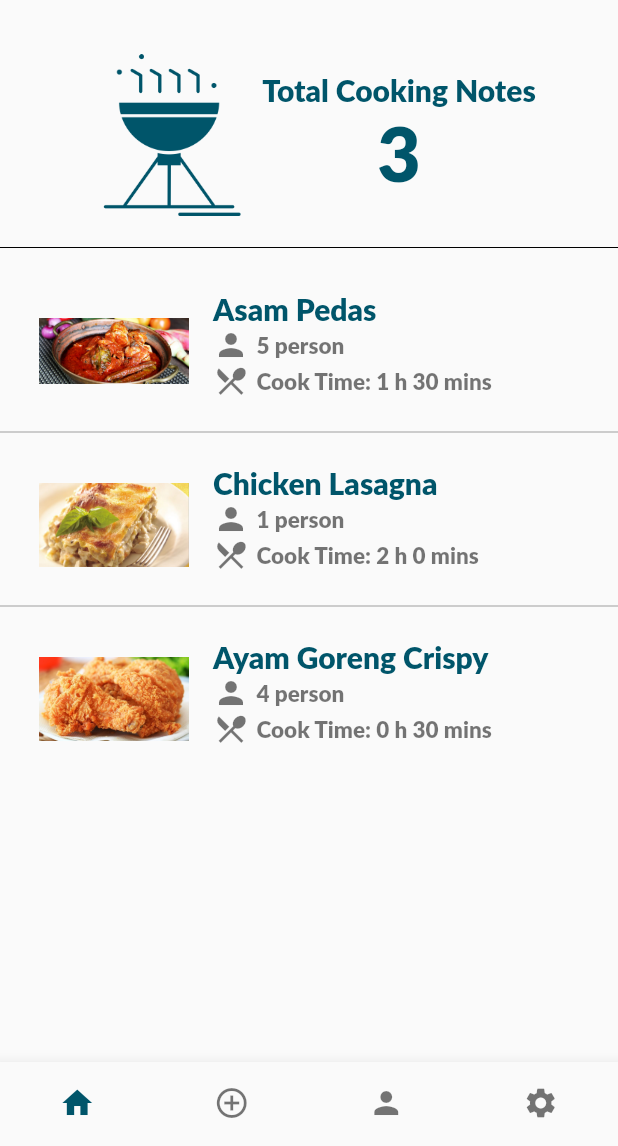
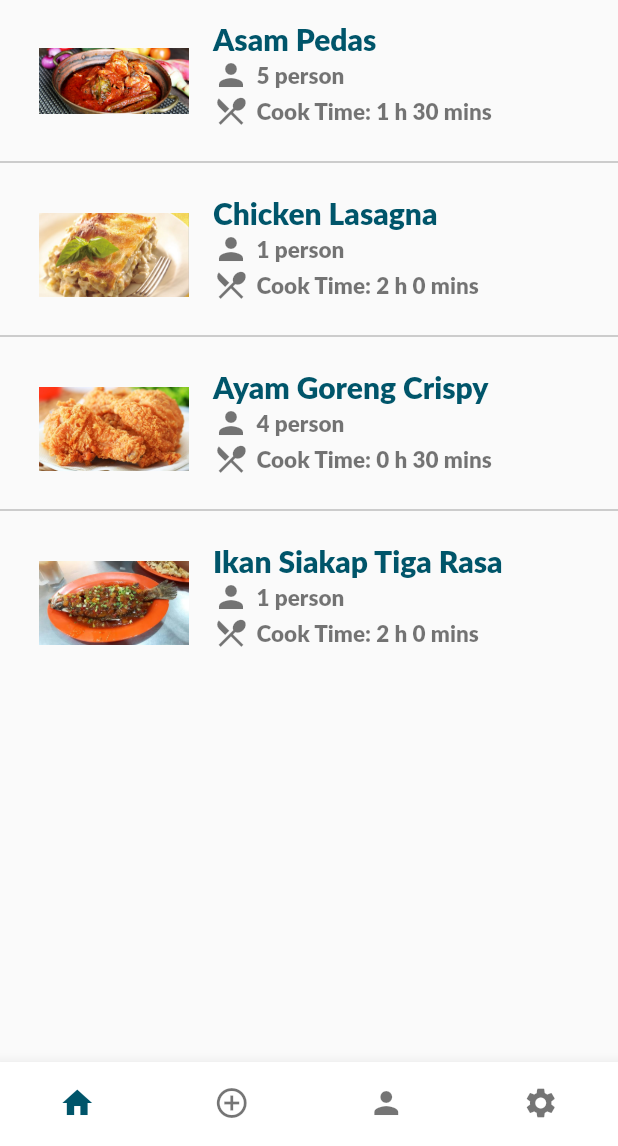
Before and after one commit to Umair-git99/cooknotes, a Flutter app: the RecipeListScreen screen opened directly with sample values from the repository, on a phone screen of 412 x 824 dp, the part 90-1236 px from its top. Run offline on Flutter 3.47's test engine with Material 2 defaults, Android fonts, the phone set to English and light mode, and no system bars; our stand-ins replace animated_splash_screen, image_picker, page_transition; missing offline and left inert: grouped_buttons.

Commit message:
done routing for module 1 and module 3

```diff
--- a/lib/models/mock_user.dart
+++ b/lib/models/mock_user.dart
@@ -51,6 +51,16 @@ List<User> mockData = [
             numPerson: 4,
             ingredients: "ayam\nbawang\ntepung",
             instruction: 'masak sampai sedap'),
+        Recipe(
+            foodName: "Ikan Siakap Tiga Rasa",
+            image: 'assets/siakap.jpg',
+            prepHours: 0,
+            prepMins: 40,
+            cookHours: 2,
+            cookMins: 0,
+            numPerson: 1,
+            ingredients: 'ikan\nsos\ntepung jagung',
+            instruction: 'masak sampai sedap ye!'),
       ]),
   User(
       username: 'chefsyam',
--- a/lib/screen/constants.dart
+++ b/lib/screen/constants.dart
@@ -7,11 +7,11 @@ const String editProfileRoute = '/editprofile';
 const String profileRoute = '/profile';
 const String createRecipeRoute = '/createrecipe';
 const String recipeListRoute = '/recipelist';
-const String editRecipeRoute = '/editrecipe';
+const String updateRecipeRoute = '/updaterecipe';
 const String displayRecipeRoute = '/displayrecipe';
 const String createArticleRoute = '/createarticle';
 const String articleListRoute = '/articlelist';
-const String editArticleRoute = '/editarticle';
+const String updateArticleRoute = '/updatearticle';
 const String displayArticleRoute = '/displayarticle';
 const String logoutRoute = '/logout';
 const String splashRoute = '/splash';
--- a/lib/screen/plusbutton_screen.dart
+++ b/lib/screen/plusbutton_screen.dart
@@ -142,8 +142,8 @@ class _PlusButtonScreenState extends State<PlusButtonScreen> {
       setState(() {
         _pageIndex = 1;
       });
-      Navigator.pushReplacementNamed(context, plusRoute,
-          arguments: widget.user);
+      //Navigator.pushReplacementNamed(context, plusRoute,
+      //  arguments: widget.user);
     } else if (index == 2) {
       setState(() {
         _pageIndex = 2;
--- a/lib/screen/recipelist_screen.dart
+++ b/lib/screen/recipelist_screen.dart
@@ -1,5 +1,8 @@
+import 'package:cooknotes/models/recipe.dart';
 import 'package:cooknotes/models/user.dart';
 import 'package:flutter/material.dart';
+
+import 'constants.dart';
 
 class RecipeListScreen extends StatefulWidget {
   final User user;
@@ -11,6 +14,8 @@ class RecipeListScreen extends StatefulWidget {
 }
 
 class _RecipeListScreenState extends State<RecipeListScreen> {
+  int _pageIndex = 0;
+
   @override
   Widget build(BuildContext context) {
     return Scaffold(
@@ -32,7 +37,10 @@ class _RecipeListScreenState extends State<RecipeListScreen> {
           actions: <Widget>[
             FlatButton(
               textColor: Colors.black,
-              onPressed: () {},
+              onPressed: () {
+                Navigator.pushNamedAndRemoveUntil(
+                    context, logoutRoute, (_) => false);
+              },
               child: Text("Logout",
                   style: TextStyle(
                       fontSize: 15.0,
@@ -45,38 +53,10 @@ class _RecipeListScreenState extends State<RecipeListScreen> {
         ),
       ),
       body: SingleChildScrollView(
-        child: new Container(
-          child: new Column(
-            crossAxisAlignment: CrossAxisAlignment.stretch,
-            children: <Widget>[
-              new SizedBox(height: 30),
-              new Row(
-                mainAxisAlignment: MainAxisAlignment.center,
-                children: <Widget>[
-                  new Image.asset("assets/cook.png", width: 120),
-                  new Column(
-                    children: <Widget>[
-                      new Text("Total Cooking Notes",
-                          style: TextStyle(
-                              fontSize: 20.0,
-                              color: Color(0xff00556A),
-                              fontFamily: 'Lato Black')),
-                      new Text(widget.user.recipe.length.toString(),
-                          style: TextStyle(
-                              fontSize: 50.0,
-                              color: Color(0xff00556A),
-                              fontFamily: 'Lato Black'))
-                    ],
-                  )
-                ],
-              ),
-              new Container(
-                  child: Divider(
-                color: Colors.black,
-                height: 30,
-              )),
+        child: Column(
+          children: [
             Container(
-                height: 500,
+              height: 1200,
               child: ListView.separated(
                 itemCount: widget.user.recipe.length,
                 itemBuilder: (context, index) => Padding(
@@ -126,7 +106,11 @@ class _RecipeListScreenState extends State<RecipeListScreen> {
                           ),
                         ],
                       ),
-                        onTap: () {}),
+                      onTap: () {
+                        Navigator.pushNamed(context, displayRecipeRoute,
+                            arguments: DisplayRecipeArguments(
+                                widget.user.recipe[index], widget.user));
+                      }),
                 ),
                 separatorBuilder: (context, index) => Divider(
                   color: Colors.grey,
@@ -136,30 +120,64 @@ class _RecipeListScreenState extends State<RecipeListScreen> {
           ],
         ),
       ),
-      ),
       bottomNavigationBar: BottomNavigationBar(
+        backgroundColor: Colors.white,
+        selectedItemColor: Color(0xff00556A),
         showSelectedLabels: false,
         showUnselectedLabels: false,
+        currentIndex: _pageIndex,
+        onTap: _navigationTap,
         type: BottomNavigationBarType.fixed,
-        items: [
+        items: const <BottomNavigationBarItem>[
           BottomNavigationBarItem(
-            icon: new Icon(Icons.home, color: Color(0xff00556A)),
+            icon: Icon(Icons.home),
             label: "Home",
           ),
           BottomNavigationBarItem(
-            icon: new Icon(Icons.add_circle_outline),
+            icon: Icon(Icons.add_circle_outline),
             label: "Add",
           ),
           BottomNavigationBarItem(
-            icon: new Icon(Icons.person),
+            icon: Icon(Icons.person),
             label: "Profile",
           ),
           BottomNavigationBarItem(
-            icon: new Icon(Icons.settings),
+            icon: Icon(Icons.settings),
             label: "Settings",
           ),
         ],
       ),
     );
   }
+
+  void _navigationTap(int index) {
+    if (index == 0) {
+      setState(() {
+        _pageIndex = 0;
+      });
+      Navigator.pushNamed(context, homeRoute, arguments: widget.user);
+    } else if (index == 1) {
+      setState(() {
+        _pageIndex = 1;
+      });
+      Navigator.pushNamed(context, plusRoute, arguments: widget.user);
+    } else if (index == 2) {
+      setState(() {
+        _pageIndex = 2;
+      });
+      Navigator.pushNamed(context, profileRoute, arguments: widget.user);
+    } else {
+      setState(() {
+        _pageIndex = index;
+      });
+      Navigator.pushNamed(context, settingsRoute, arguments: widget.user);
     }
+  }
+}
+
+class DisplayRecipeArguments {
+  Recipe recipe;
+  User user;
+
+  DisplayRecipeArguments(this.recipe, this.user);
+}
--- a/lib/screen/settings_screen.dart
+++ b/lib/screen/settings_screen.dart
@@ -322,8 +322,8 @@ class _SettingsScreenState extends State<SettingsScreen> {
       setState(() {
         _pageIndex = index;
       });
-      Navigator.pushReplacementNamed(context, settingsRoute,
-          arguments: widget.user);
+      // Navigator.pushReplacementNamed(context, settingsRoute,
+      //   arguments: widget.user);
     }
   }
 }
```
Also changed, not shown: lib/screen/create_recipe_screen.dart (+6 -6 lines), lib/screen/display_recipe_screen.dart (+67 -10 lines), lib/screen/home_screen.dart (+22 -14 lines), lib/screen/profile_screen.dart (+22 -3 lines), lib/screen/router.dart (+11 -2 lines), lib/screen/update_recipe_screen.dart (+69 -15 lines). Lines whose indentation alone changed are shown as unchanged.
